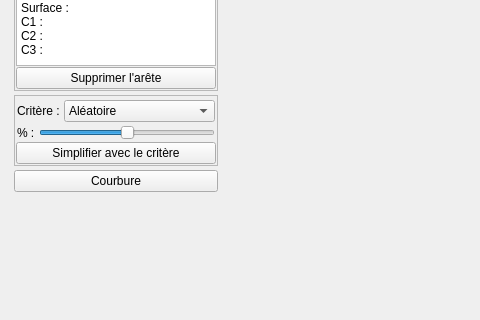
First picture: the form in DecimationM1/mainwindow.ui, repository BrokShad/Decimation_qualite_visuelle, before the edit; both pictures show x 0 to 480 and y 88 to 408 of the 632 by 408 pixel window.
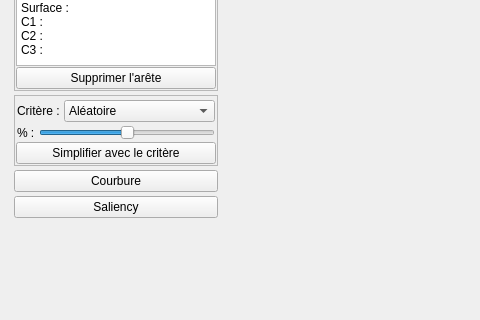
Second picture: the form after the edit. Custom widgets are drawn as their Qt base class.

Commit message: mesh saliency bug gaussian

What changed in the file:
```diff
--- a/DecimationM1/mainwindow.ui
+++ b/DecimationM1/mainwindow.ui
@@ -360,6 +360,13 @@
          </property>
         </widget>
        </item>
+       <item>
+        <widget class="QPushButton" name="pushButton_2">
+         <property name="text">
+          <string>Saliency</string>
+         </property>
+        </widget>
+       </item>
        <item>
         <spacer name="verticalSpacer">
          <property name="orientation">
```
The commit also changes 2 other files.
